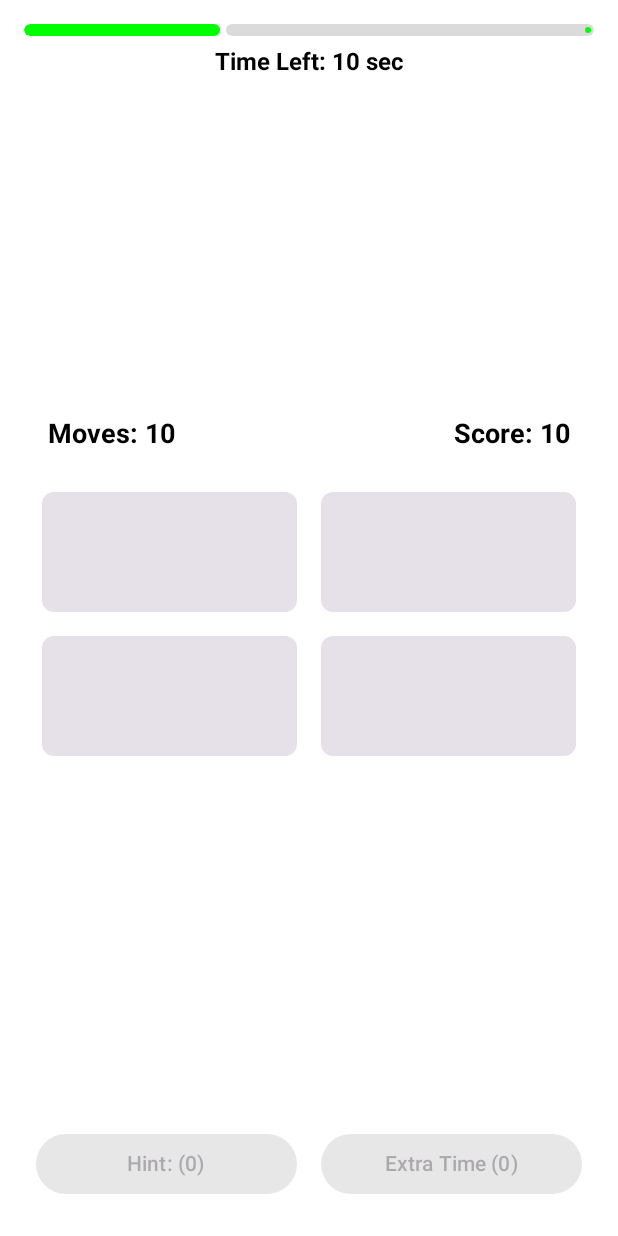
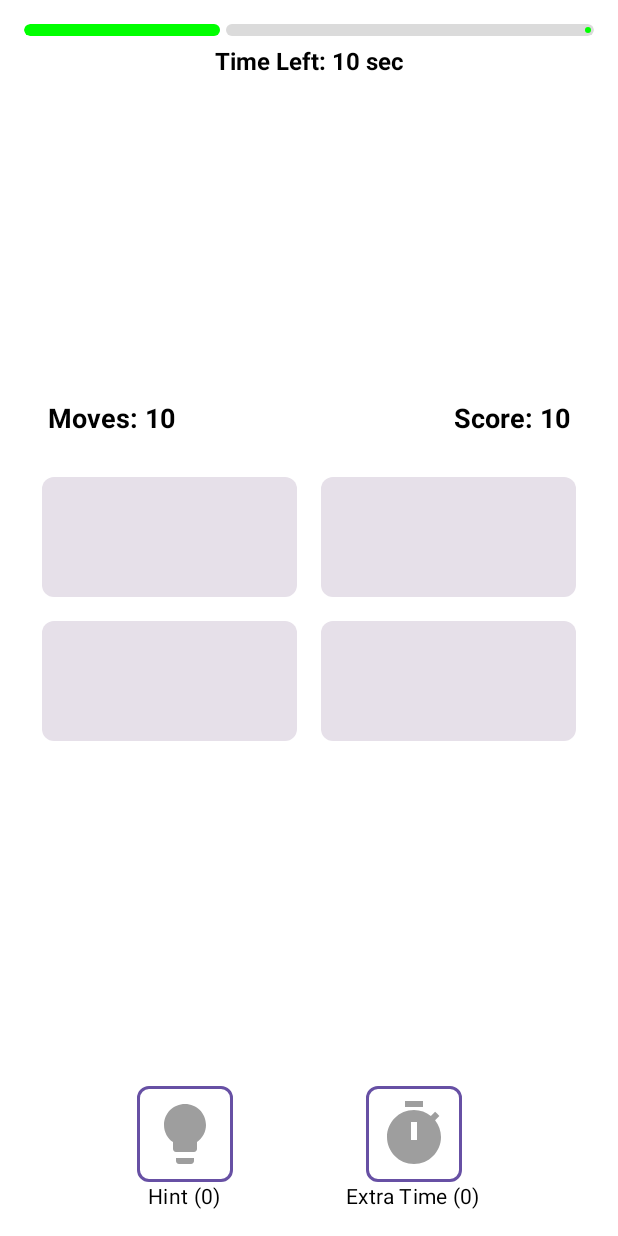
Before and after one commit to ajay020/flip-and-match, an Android app built with Jetpack Compose: the @Preview function MainContentPreview, on a phone screen of 412 x 824 dp. Run offline under Robolectric (Android 15) with nearby library versions, the phone set to English and light mode, and no system bars.

Commit message:
improved the design of hint and extra time button. add icon button with a border

```diff
--- a/app/build.gradle.kts
+++ b/app/build.gradle.kts
@@ -98,6 +98,7 @@ dependencies {
     implementation("io.coil-kt:coil-compose:2.5.0")
 
     implementation(libs.androidx.datastore.preferences)
+    implementation("androidx.compose.material:material-icons-extended")
 
     testImplementation(libs.junit)
     androidTestImplementation(libs.androidx.junit)
--- a/app/src/main/java/com/example/flipmatch/ui/components/HintAndExtraTimeButtons.kt
+++ b/app/src/main/java/com/example/flipmatch/ui/components/HintAndExtraTimeButtons.kt
@@ -1,13 +1,26 @@
 package com.example.flipmatch.ui.components
 
+import androidx.compose.foundation.BorderStroke
+import androidx.compose.foundation.border
 import androidx.compose.foundation.layout.Arrangement
+import androidx.compose.foundation.layout.Column
 import androidx.compose.foundation.layout.Row
 import androidx.compose.foundation.layout.fillMaxWidth
 import androidx.compose.foundation.layout.padding
-import androidx.compose.material3.Button
+import androidx.compose.foundation.layout.size
+import androidx.compose.foundation.shape.RoundedCornerShape
+import androidx.compose.material.icons.Icons
+import androidx.compose.material.icons.filled.Lightbulb
+import androidx.compose.material.icons.filled.Timer
+import androidx.compose.material3.Icon
+import androidx.compose.material3.IconButton
+import androidx.compose.material3.MaterialTheme
 import androidx.compose.material3.Text
 import androidx.compose.runtime.Composable
+import androidx.compose.ui.Alignment
 import androidx.compose.ui.Modifier
+import androidx.compose.ui.graphics.vector.ImageVector
+import androidx.compose.ui.tooling.preview.Preview
 import androidx.compose.ui.unit.dp
 
 @Composable
@@ -24,20 +37,61 @@ fun HintAndExtraTimeButtons(
                 .padding(16.dp),
         horizontalArrangement = Arrangement.SpaceEvenly,
     ) {
-        Button(
+        ActionButtonWithText(
+            icon = Icons.Default.Lightbulb,
+            text = "Hint ($hintsRemaining)",
             onClick = onHintClick,
-            modifier = Modifier.weight(1f).padding(8.dp),
-            enabled = hintsRemaining > 0, // Disable when hints are zero
-        ) {
-            Text("Hint: ($hintsRemaining)")
-        }
+            enabled = hintsRemaining > 0,
+        )
 
-        Button(
+        ActionButtonWithText(
+            icon = Icons.Default.Timer,
+            text = "Extra Time ($extraTimeRemaining)",
             onClick = onExtraTimeClick,
-            modifier = Modifier.weight(1f).padding(8.dp),
-            enabled = extraTimeRemaining > 0, // Disable when extra time is used up
-        ) {
-            Text("Extra Time ($extraTimeRemaining)")
-        }
+            enabled = extraTimeRemaining > 0,
+        )
     }
 }
+
+@Composable
+fun ActionButtonWithText(
+    icon: ImageVector,
+    text: String,
+    onClick: () -> Unit,
+    enabled: Boolean = true,
+) {
+    Column(
+        horizontalAlignment = Alignment.CenterHorizontally,
+        verticalArrangement = Arrangement.Center,
+    ) {
+        IconButton(
+            onClick = onClick,
+            enabled = enabled,
+            modifier =
+                Modifier
+                    .size(64.dp)
+                    .border(
+                        border = BorderStroke(2.dp, MaterialTheme.colorScheme.primary),
+                        shape = RoundedCornerShape(8.dp),
+                    ).padding(4.dp),
+        ) {
+            Icon(
+                imageVector = icon,
+                contentDescription = text,
+                modifier = Modifier.size(48.dp),
+            )
+        }
+        Text(text = text, style = MaterialTheme.typography.bodyMedium)
+    }
+}
+
+@Preview(showBackground = true, widthDp = 400)
+@Composable
+private fun HintAndExtraTimeButtonsPreview() {
+    HintAndExtraTimeButtons(
+        hintsRemaining = 2,
+        extraTimeRemaining = 3,
+        onHintClick = { },
+        onExtraTimeClick = { },
+    )
+}
--- a/app/src/main/java/com/example/flipmatch/ui/theme/Theme.kt
+++ b/app/src/main/java/com/example/flipmatch/ui/theme/Theme.kt
@@ -91,7 +91,7 @@ private val darkScheme =
 fun FlipMatchTheme(
     darkTheme: Boolean = isSystemInDarkTheme(),
     // Dynamic color is available on Android 12+
-    dynamicColor: Boolean = true,
+    dynamicColor: Boolean = false,
     content:
         @Composable()
         () -> Unit,
--- a/app/src/main/java/com/example/flipmatch/ui/theme/Type.kt
+++ b/app/src/main/java/com/example/flipmatch/ui/theme/Type.kt
@@ -16,7 +16,7 @@ val AppTypography =
                 lineHeight = 24.sp,
                 letterSpacing = 0.5.sp,
             ),
-    /* Other default text styles to override
+        /* Other default text styles to override
     titleLarge = TextStyle(
         fontFamily = FontFamily.Default,
         fontWeight = FontWeight.Normal,
@@ -31,5 +31,5 @@ val AppTypography =
         lineHeight = 16.sp,
         letterSpacing = 0.5.sp
     )
-     */
+         */
     )
```
